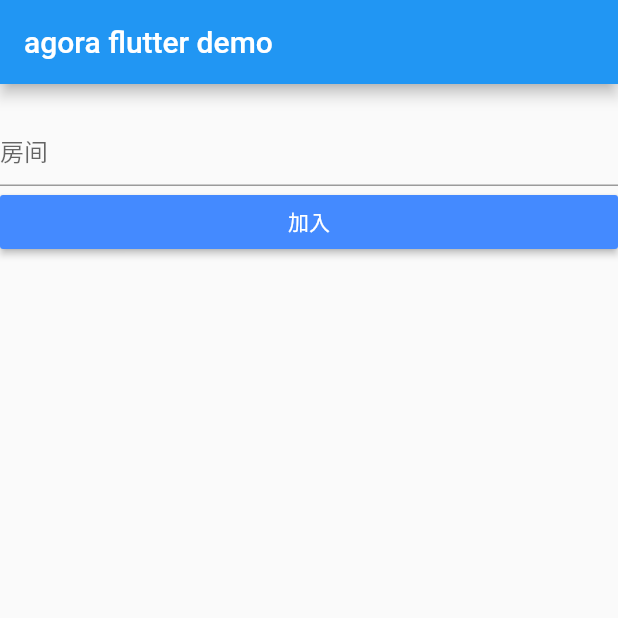
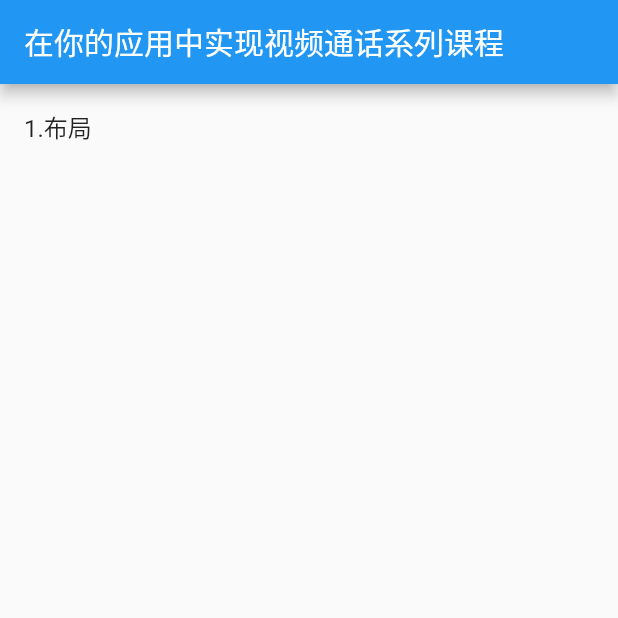
Before and after one commit to jishaofeng89/agora_flutter_demo, a Flutter app: the screen it shows after launch, on a phone screen of 412 x 824 dp, the top half of it. Run offline on Flutter 3.47's test engine with Material 2 defaults, Android fonts, the phone set to English and light mode, and no system bars; our stand-ins replace fluttertoast, permission_handler; missing offline and left inert: agora_rtc_engine.

Commit message:
add lessons

```diff
--- /dev/null
+++ b/lib/home.dart
@@ -0,0 +1,40 @@
+import 'package:agora_flutter_demo/pages/lesson1.dart';
+import 'package:flutter/material.dart';
+
+class HomePage extends StatefulWidget {
+  HomePage({Key key}) : super(key: key);
+
+  @override
+  _HomePageState createState() => _HomePageState();
+}
+
+class _HomePageState extends State<HomePage> {
+
+  final List lessons = [Lession1Page()];
+
+  final List lessonsTitle = ['1.布局'];
+
+  @override
+  Widget build(BuildContext context) {
+    return Scaffold(
+      appBar: AppBar(
+        title: Text('在你的应用中实现视频通话系列课程'),
+      ),
+      body: ListView.builder(
+        itemBuilder: (BuildContext context, int index) {
+          return ListTile(
+            title: Text(lessonsTitle[index]),
+            onTap: () {
+              Navigator.of(context).push(MaterialPageRoute(
+                builder: (BuildContext context) {
+                  return lessons[index];
+                }
+              ));
+            },
+          );
+        },
+        itemCount: lessons.length,
+      ),
+    );
+  }
+}
--- a/lib/main.dart
+++ b/lib/main.dart
@@ -1,4 +1,4 @@
-import 'package:agora_flutter_demo/pages/IndexPage.dart';
+import 'package:agora_flutter_demo/home.dart';
 import 'package:flutter/material.dart';
 
 void main() => runApp(MyApp());
@@ -22,7 +22,7 @@ class MyApp extends StatelessWidget {
         primarySwatch: Colors.blue,
       ),
       // home: MyHomePage(title: 'Flutter Demo Home Page'),
-      home: IndexPage(),
+      home: HomePage(),
     );
   }
 }
```
Also changed, not shown: lib/pages/lesson1.dart (added, +22 -0 lines).
